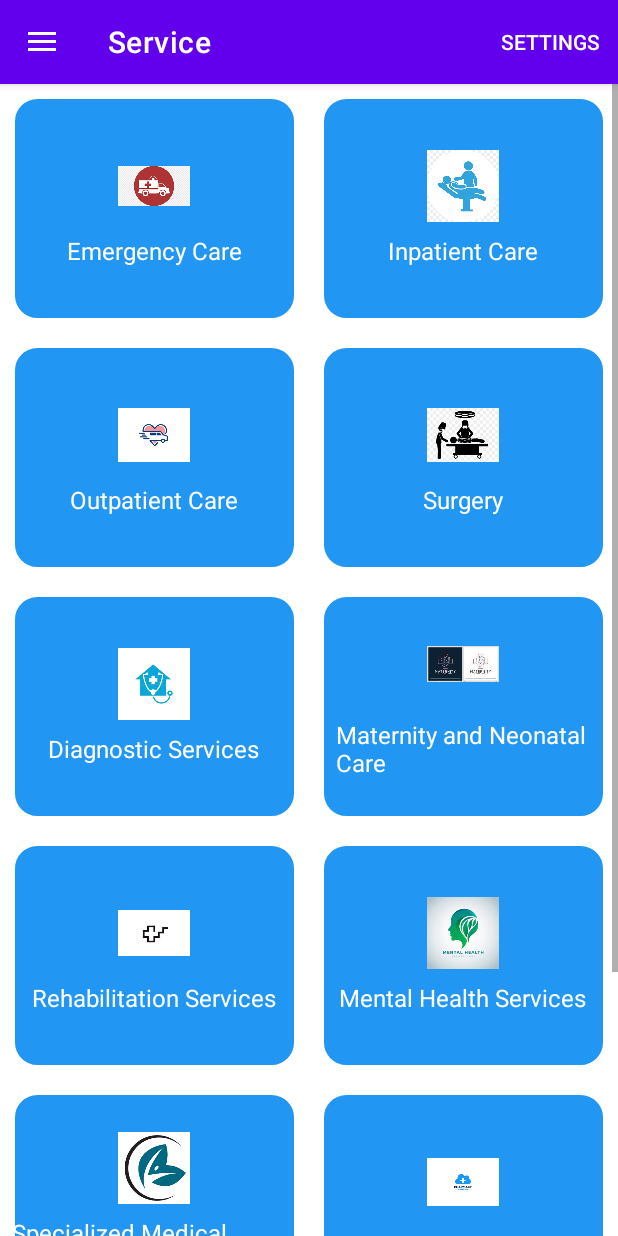
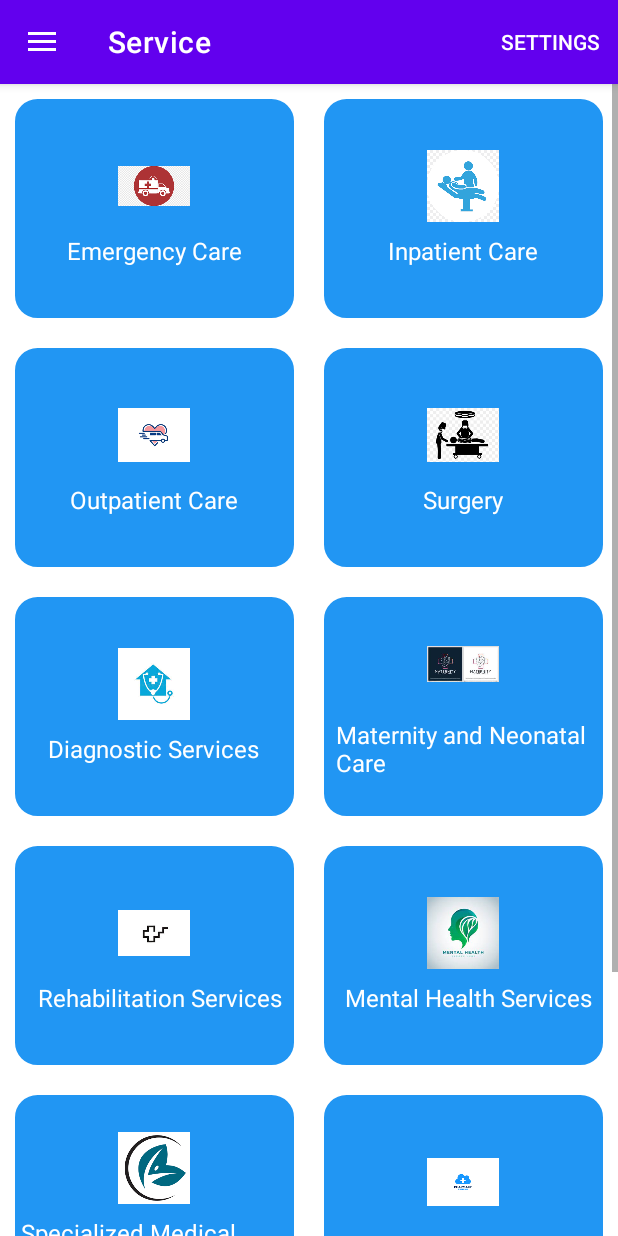
Before and after one commit to dcit202Andriod/Group14-Mini_project, an Android app: the screen it shows after launch (MainActivity), in the side drawer, after a tap on "Service", on a phone screen of 412 x 824 dp. Run offline under Robolectric (Android 15) with nearby library versions, the phone set to English and light mode, and no system bars; our stand-ins replace navigation-ui.

Commit message:
modified: fragment_service.xml

```diff
--- a/app/src/main/res/layout/fragment_service.xml
+++ b/app/src/main/res/layout/fragment_service.xml
@@ -209,6 +209,7 @@
                     android:id="@+id/rehabilitationServiceText"
                     android:layout_width="wrap_content"
                     android:layout_height="wrap_content"
+                    android:layout_marginLeft="4dp"
                     android:text="@string/rehabilitation"
                     android:textColor="#FFFFFF"
                     android:textSize="16sp"
@@ -234,6 +235,7 @@
                     android:id="@+id/mentalHealthServiceText"
                     android:layout_width="wrap_content"
                     android:layout_height="wrap_content"
+                    android:layout_marginLeft="4dp"
                     android:text="@string/mental_health"
                     android:textColor="#FFFFFF"
                     android:textSize="16sp"
@@ -266,6 +268,7 @@
                     android:id="@+id/specializedServiceText"
                     android:layout_width="wrap_content"
                     android:layout_height="wrap_content"
+                    android:layout_marginLeft="4dp"
                     android:text="@string/specialized_services"
                     android:textColor="#FFFFFF"
                     android:textSize="16sp"
```
